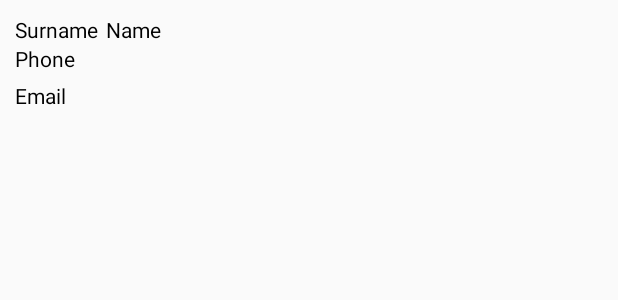
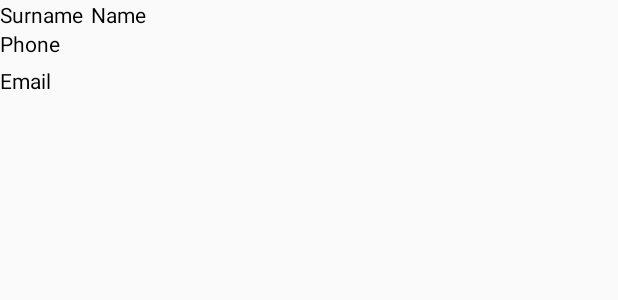
Before and after one commit to BDRave/Mob_development, an Android app: the layout row_item.xml on its own in the app's theme, with its tools: preview values and no code run, on a phone screen of 412 x 824 dp. Shown: the top 300 px of the screen. Run offline under Robolectric (Android 15) with nearby library versions, the phone set to English and light mode, and no system bars.

Commit message:
Lab4(fix layouts)

```diff
--- a/app/src/main/res/layout/row_item.xml
+++ b/app/src/main/res/layout/row_item.xml
@@ -1,15 +1,10 @@
 <?xml version="1.0" encoding="utf-8"?>
 
-<RelativeLayout xmlns:android="http://schemas.android.com/apk/res/android"
-    android:layout_width="match_parent"
+
+<LinearLayout android:layout_width="match_parent"
     android:layout_height="wrap_content"
     android:orientation="vertical"
-    android:padding="10dp">
-
-    <LinearLayout
-        android:layout_width="match_parent"
-        android:layout_height="wrap_content"
-        android:orientation="vertical">
+    xmlns:android="http://schemas.android.com/apk/res/android">
 
         <LinearLayout
             android:layout_width="match_parent"
@@ -49,6 +44,3 @@
             android:text="@string/email"
             android:textColor="@android:color/black"/>
     </LinearLayout>
-
-
-</RelativeLayout>
```
Also changed, not shown: app/src/main/res/layout/activity_main.xml (+6 -13 lines), app/src/main/res/layout/reg_form.xml (+4 -13 lines).
